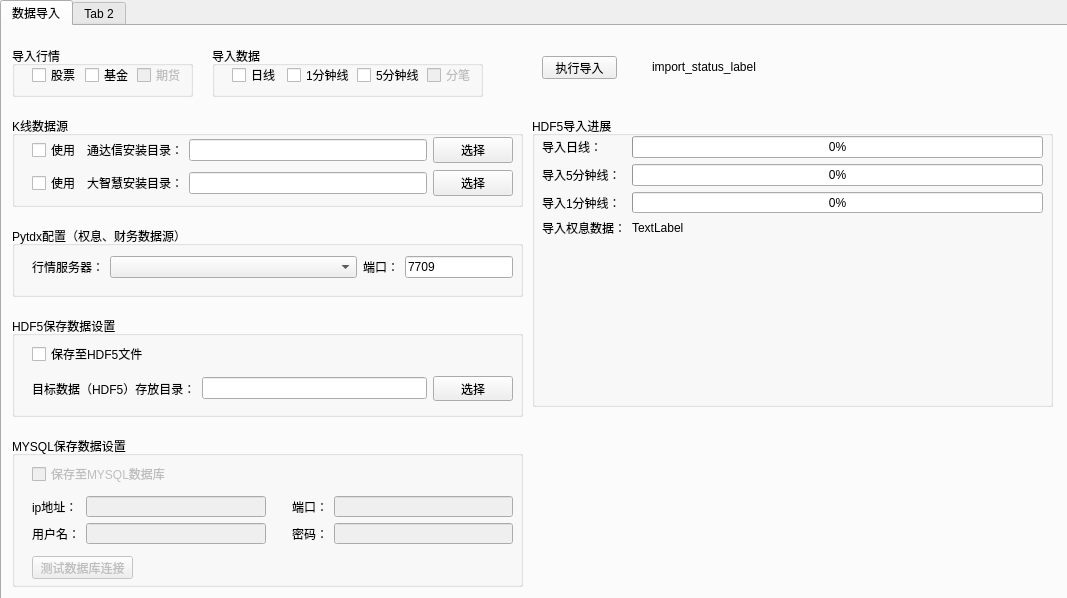
First picture: the form in hikyuu_python/tools/maintain/MainWindow.ui, repository fasiondog/hikyuu, before the edit.
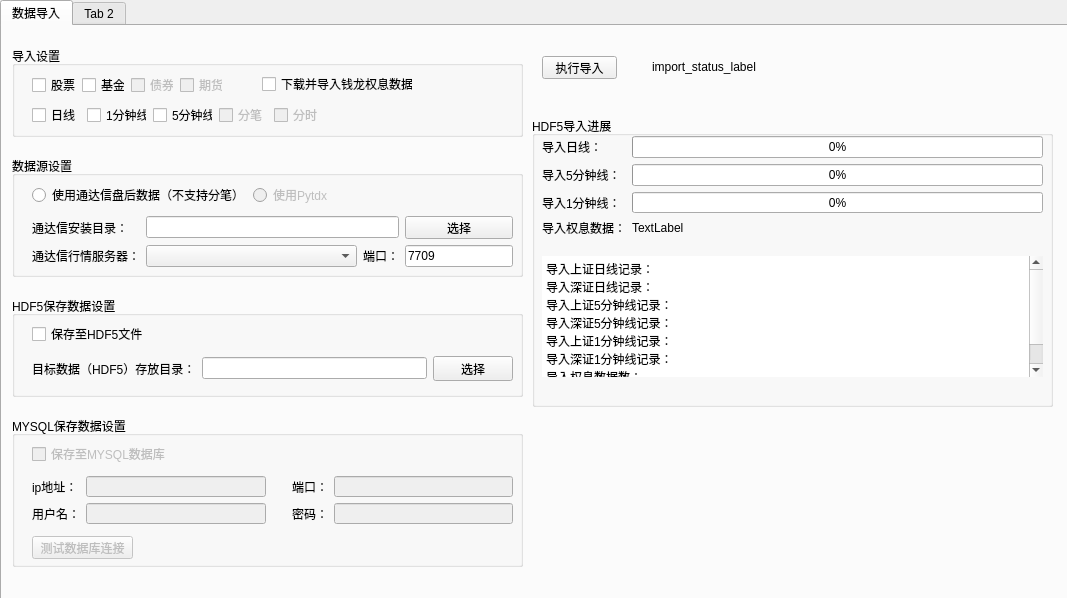
Second picture: the form after the edit.

Diff of the .ui file:
```diff
--- a/hikyuu_python/tools/maintain/MainWindow.ui
+++ b/hikyuu_python/tools/maintain/MainWindow.ui
@@ -47,130 +47,131 @@
       <property name="geometry">
        <rect>
         <x>10</x>
-        <y>90</y>
+        <y>130</y>
         <width>511</width>
-        <height>91</height>
+        <height>121</height>
        </rect>
       </property>
       <property name="title">
-       <string>K线数据源</string>
+       <string>数据源设置</string>
       </property>
       <widget class="QWidget" name="layoutWidget">
        <property name="geometry">
         <rect>
          <x>20</x>
-         <y>20</y>
+         <y>30</y>
+         <width>300</width>
+         <height>18</height>
+        </rect>
+       </property>
+       <layout class="QHBoxLayout" name="horizontalLayout">
+        <item>
+         <widget class="QRadioButton" name="tdx_radioButton">
+          <property name="text">
+           <string>使用通达信盘后数据（不支持分笔）</string>
+          </property>
+         </widget>
+        </item>
+        <item>
+         <widget class="QRadioButton" name="pytdx_radioButton">
+          <property name="enabled">
+           <bool>false</bool>
+          </property>
+          <property name="text">
+           <string>使用Pytdx</string>
+          </property>
+         </widget>
+        </item>
+       </layout>
+      </widget>
+      <widget class="QWidget" name="layoutWidget">
+       <property name="geometry">
+        <rect>
+         <x>20</x>
+         <y>60</y>
          <width>481</width>
-         <height>61</height>
+         <height>51</height>
         </rect>
        </property>
        <layout class="QGridLayout" name="gridLayout_2">
-        <item row="1" column="3">
-         <widget class="QPushButton" name="select_dzh_dir_pushButton">
-          <property name="text">
-           <string>选择</string>
-          </property>
-         </widget>
-        </item>
-        <item row="1" column="2">
-         <widget class="QLineEdit" name="dzh_dir_lineEdit"/>
-        </item>
         <item row="0" column="0">
-         <widget class="QCheckBox" name="tdx_enable_checkBox">
-          <property name="text">
-           <string>使用</string>
-          </property>
-         </widget>
-        </item>
-        <item row="0" column="1">
          <widget class="QLabel" name="label_2">
           <property name="text">
            <string>通达信安装目录：</string>
           </property>
          </widget>
         </item>
-        <item row="0" column="2">
-         <widget class="QLineEdit" name="tdx_dir_lineEdit"/>
-        </item>
-        <item row="0" column="3">
-         <widget class="QPushButton" name="select_tdx_dir_pushButton">
-          <property name="text">
-           <string>选择</string>
-          </property>
-         </widget>
-        </item>
-        <item row="1" column="1">
-         <widget class="QLabel" name="label_3">
-          <property name="text">
-           <string>大智慧安装目录：</string>
-          </property>
-         </widget>
-        </item>
-        <item row="1" column="0">
-         <widget class="QCheckBox" name="dzh_checkBox">
-          <property name="text">
-           <string>使用</string>
-          </property>
-         </widget>
-        </item>
-       </layout>
-      </widget>
-     </widget>
-     <widget class="QGroupBox" name="groupBox">
-      <property name="geometry">
-       <rect>
-        <x>10</x>
-        <y>200</y>
-        <width>511</width>
-        <height>71</height>
-       </rect>
-      </property>
-      <property name="title">
-       <string>Pytdx配置（权息、财务数据源）</string>
-      </property>
-      <widget class="QWidget" name="layoutWidget">
-       <property name="geometry">
-        <rect>
-         <x>20</x>
-         <y>30</y>
-         <width>481</width>
-         <height>22</height>
-        </rect>
-       </property>
-       <layout class="QHBoxLayout" name="horizontalLayout" stretch="0,1,0,1">
-        <property name="sizeConstraint">
-         <enum>QLayout::SetDefaultConstraint</enum>
-        </property>
-        <item>
+        <item row="1" column="0" colspan="2">
          <widget class="QLabel" name="label_10">
+          <property name="sizePolicy">
+           <sizepolicy hsizetype="Minimum" vsizetype="Preferred">
+            <horstretch>0</horstretch>
+            <verstretch>0</verstretch>
+           </sizepolicy>
+          </property>
           <property name="text">
-           <string>行情服务器：</string>
+           <string>通达信行情服务器：</string>
           </property>
          </widget>
         </item>
-        <item>
-         <widget class="QComboBox" name="tdx_servers_comboBox"/>
+        <item row="1" column="2">
+         <widget class="QComboBox" name="tdx_servers_comboBox">
+          <property name="sizePolicy">
+           <sizepolicy hsizetype="Expanding" vsizetype="Fixed">
+            <horstretch>0</horstretch>
+            <verstretch>0</verstretch>
+           </sizepolicy>
+          </property>
+         </widget>
         </item>
-        <item>
-         <widget class="QLabel" name="label_11">
+        <item row="1" column="3">
+         <widget class="QLabel" name="label_3">
+          <property name="sizePolicy">
+           <sizepolicy hsizetype="Minimum" vsizetype="Preferred">
+            <horstretch>0</horstretch>
+            <verstretch>0</verstretch>
+           </sizepolicy>
+          </property>
           <property name="text">
            <string>端口：</string>
           </property>
          </widget>
         </item>
-        <item>
+        <item row="1" column="4">
          <widget class="QLineEdit" name="tdx_port_lineEdit">
           <property name="sizePolicy">
-           <sizepolicy hsizetype="Fixed" vsizetype="Fixed">
+           <sizepolicy hsizetype="Maximum" vsizetype="Fixed">
             <horstretch>0</horstretch>
             <verstretch>0</verstretch>
            </sizepolicy>
           </property>
+          <property name="minimumSize">
+           <size>
+            <width>10</width>
+            <height>0</height>
+           </size>
+          </property>
           <property name="text">
            <string>7709</string>
           </property>
          </widget>
         </item>
+        <item row="0" column="4">
+         <widget class="QPushButton" name="select_tdx_dir_pushButton">
+          <property name="sizePolicy">
+           <sizepolicy hsizetype="Preferred" vsizetype="Fixed">
+            <horstretch>0</horstretch>
+            <verstretch>0</verstretch>
+           </sizepolicy>
+          </property>
+          <property name="text">
+           <string>选择</string>
+          </property>
+         </widget>
+        </item>
+        <item row="0" column="2" colspan="2">
+         <widget class="QLineEdit" name="tdx_dir_lineEdit"/>
+        </item>
        </layout>
       </widget>
      </widget>
@@ -178,7 +179,7 @@
       <property name="geometry">
        <rect>
         <x>10</x>
-        <y>290</y>
+        <y>270</y>
         <width>511</width>
         <height>101</height>
        </rect>
@@ -233,7 +234,7 @@
       <property name="geometry">
        <rect>
         <x>10</x>
-        <y>410</y>
+        <y>390</y>
         <width>511</width>
         <height>151</height>
        </rect>
@@ -438,25 +439,101 @@
         </item>
        </layout>
       </widget>
+      <widget class="QTextEdit" name="import_detail_textEdit">
+       <property name="geometry">
+        <rect>
+         <x>10</x>
+         <y>140</y>
+         <width>501</width>
+         <height>121</height>
+        </rect>
+       </property>
+       <property name="frameShape">
+        <enum>QFrame::NoFrame</enum>
+       </property>
+       <property name="readOnly">
+        <bool>true</bool>
+       </property>
+       <property name="html">
+        <string>&lt;!DOCTYPE HTML PUBLIC &quot;-//W3C//DTD HTML 4.0//EN&quot; &quot;http://www.w3.org/TR/REC-html40/strict.dtd&quot;&gt;
+&lt;html&gt;&lt;head&gt;&lt;meta name=&quot;qrichtext&quot; content=&quot;1&quot; /&gt;&lt;style type=&quot;text/css&quot;&gt;
+p, li { white-space: pre-wrap; }
+&lt;/style&gt;&lt;/head&gt;&lt;body style=&quot; font-family:'SimSun'; font-size:9pt; font-weight:400; font-style:normal;&quot;&gt;
+&lt;p style=&quot; margin-top:0px; margin-bottom:0px; margin-left:0px; margin-right:0px; -qt-block-indent:0; text-indent:0px;&quot;&gt;导入上证日线记录：&lt;/p&gt;
+&lt;p style=&quot; margin-top:0px; margin-bottom:0px; margin-left:0px; margin-right:0px; -qt-block-indent:0; text-indent:0px;&quot;&gt;导入深证日线记录：&lt;/p&gt;
+&lt;p style=&quot; margin-top:0px; margin-bottom:0px; margin-left:0px; margin-right:0px; -qt-block-indent:0; text-indent:0px;&quot;&gt;导入上证5分钟线记录：&lt;/p&gt;
+&lt;p style=&quot; margin-top:0px; margin-bottom:0px; margin-left:0px; margin-right:0px; -qt-block-indent:0; text-indent:0px;&quot;&gt;导入深证5分钟线记录：&lt;/p&gt;
+&lt;p style=&quot; margin-top:0px; margin-bottom:0px; margin-left:0px; margin-right:0px; -qt-block-indent:0; text-indent:0px;&quot;&gt;导入上证1分钟线记录：&lt;/p&gt;
+&lt;p style=&quot; margin-top:0px; margin-bottom:0px; margin-left:0px; margin-right:0px; -qt-block-indent:0; text-indent:0px;&quot;&gt;导入深证1分钟线记录：&lt;/p&gt;
+&lt;p style=&quot; margin-top:0px; margin-bottom:0px; margin-left:0px; margin-right:0px; -qt-block-indent:0; text-indent:0px;&quot;&gt;导入权息数据数：&lt;/p&gt;
+&lt;p style=&quot; margin-top:0px; margin-bottom:0px; margin-left:0px; margin-right:0px; -qt-block-indent:0; text-indent:0px;&quot;&gt;导入完毕！&lt;/p&gt;&lt;/body&gt;&lt;/html&gt;</string>
+       </property>
+      </widget>
      </widget>
-     <widget class="QGroupBox" name="groupBox_6">
+     <widget class="QGroupBox" name="groupBox_7">
       <property name="geometry">
        <rect>
-        <x>210</x>
+        <x>10</x>
         <y>20</y>
-        <width>271</width>
-        <height>51</height>
+        <width>511</width>
+        <height>91</height>
        </rect>
       </property>
       <property name="title">
-       <string>导入数据</string>
+       <string>导入设置</string>
       </property>
       <widget class="QWidget" name="layoutWidget">
        <property name="geometry">
         <rect>
          <x>20</x>
-         <y>20</y>
-         <width>244</width>
+         <y>30</y>
+         <width>191</width>
+         <height>18</height>
+        </rect>
+       </property>
+       <layout class="QHBoxLayout" name="horizontalLayout_3">
+        <item>
+         <widget class="QCheckBox" name="import_stock_checkBox">
+          <property name="text">
+           <string>股票</string>
+          </property>
+         </widget>
+        </item>
+        <item>
+         <widget class="QCheckBox" name="import_fund_checkBox">
+          <property name="text">
+           <string>基金</string>
+          </property>
+         </widget>
+        </item>
+        <item>
+         <widget class="QCheckBox" name="import_bond_checkBox">
+          <property name="enabled">
+           <bool>false</bool>
+          </property>
+          <property name="text">
+           <string>债券</string>
+          </property>
+         </widget>
+        </item>
+        <item>
+         <widget class="QCheckBox" name="import_future_checkBox">
+          <property name="enabled">
+           <bool>false</bool>
+          </property>
+          <property name="text">
+           <string>期货</string>
+          </property>
+         </widget>
+        </item>
+       </layout>
+      </widget>
+      <widget class="QWidget" name="layoutWidget">
+       <property name="geometry">
+        <rect>
+         <x>20</x>
+         <y>60</y>
+         <width>291</width>
          <height>18</height>
         </rect>
        </property>
@@ -492,56 +569,30 @@
           </property>
          </widget>
         </item>
+        <item>
+         <widget class="QCheckBox" name="import_min_time_checkBox">
+          <property name="enabled">
+           <bool>false</bool>
+          </property>
+          <property name="text">
+           <string>分时</string>
+          </property>
+         </widget>
+        </item>
        </layout>
       </widget>
-     </widget>
-     <widget class="QGroupBox" name="groupBox_7">
-      <property name="geometry">
-       <rect>
-        <x>10</x>
-        <y>20</y>
-        <width>181</width>
-        <height>51</height>
-       </rect>
-      </property>
-      <property name="title">
-       <string>导入行情</string>
-      </property>
-      <widget class="QWidget" name="layoutWidget">
+      <widget class="QCheckBox" name="import_weight_checkBox">
        <property name="geometry">
         <rect>
-         <x>20</x>
-         <y>20</y>
+         <x>250</x>
+         <y>30</y>
          <width>151</width>
-         <height>18</height>
+         <height>16</height>
         </rect>
        </property>
-       <layout class="QHBoxLayout" name="horizontalLayout_3">
-        <item>
-         <widget class="QCheckBox" name="import_stock_checkBox">
-          <property name="text">
-           <string>股票</string>
-          </property>
-         </widget>
-        </item>
-        <item>
-         <widget class="QCheckBox" name="import_fund_checkBox">
-          <property name="text">
-           <string>基金</string>
-          </property>
-         </widget>
-        </item>
-        <item>
-         <widget class="QCheckBox" name="import_future_checkBox">
-          <property name="enabled">
-           <bool>false</bool>
-          </property>
-          <property name="text">
-           <string>期货</string>
-          </property>
-         </widget>
-        </item>
-       </layout>
+       <property name="text">
+        <string>下载并导入钱龙权息数据</string>
+       </property>
       </widget>
      </widget>
      <widget class="QLabel" name="import_status_label">
```
Left out of the diff: 3 changed lines with no effect on the pictures.
